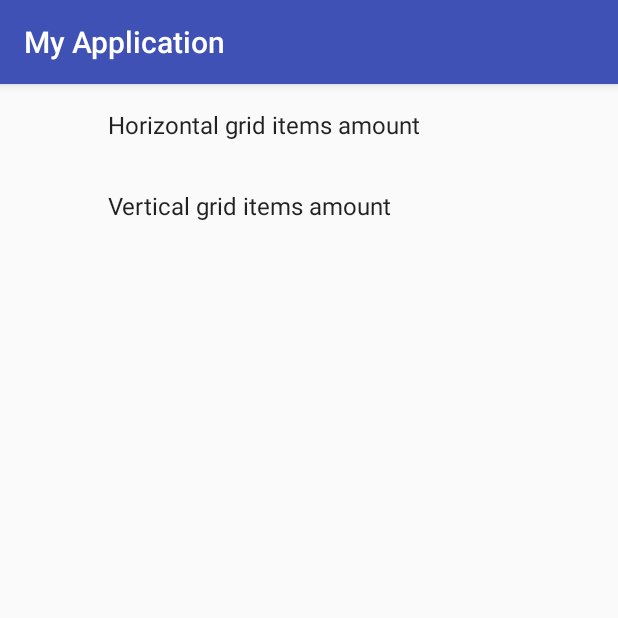
After one commit to rafald121/PopularMovies, an Android app: the SettingsActivity screen opened directly, with no data from a screen before it, on a phone screen of 412 x 824 dp, the top half of it. The commit adds this screen. Run offline under Robolectric (Android 15) with nearby library versions, the phone set to English and light mode, and no system bars; our stand-ins replace androidx.preference.

Commit message:
add settings files

```diff
--- a/app/build.gradle
+++ b/app/build.gradle
@@ -29,6 +29,7 @@ dependencies {
     compile 'com.jakewharton:butterknife:8.5.1'
     compile 'com.android.support.constraint:constraint-layout:1.0.0-beta5'
     compile 'com.android.support:recyclerview-v7:25.1.0'
+    compile 'com.android.support:preference-v7:25.0.1'
     compile 'com.github.bumptech.glide:glide:3.7.0'
     annotationProcessor 'com.jakewharton:butterknife-compiler:8.5.1'
 
--- a/app/src/main/AndroidManifest.xml
+++ b/app/src/main/AndroidManifest.xml
@@ -30,6 +30,9 @@
 
         </activity>
 
+        <activity android:name=".Settings.SettingsActivity"/>
+
+
         <provider
             android:authorities="com.example.admin.myapplication"
             android:name="com.example.admin.myapplication.Database.MovieDbProvider"
--- /dev/null
+++ b/app/src/main/java/com/example/admin/myapplication/Settings/SettingsActivity.java
@@ -0,0 +1,41 @@
+package com.example.admin.myapplication.Settings;
+
+import android.os.Bundle;
+import android.support.annotation.Nullable;
+import android.support.v7.app.AppCompatActivity;
+import android.view.MenuItem;
+
+import com.example.admin.myapplication.R;
+
+/**
+ * Created by admin on 20.04.2017.
+ */
+
+public class SettingsActivity extends AppCompatActivity{
+
+    @Override
+    protected void onCreate(@Nullable Bundle savedInstanceState) {
+
+        super.onCreate(savedInstanceState);
+
+        setContentView(R.layout.activity_settings);
+
+        //TODO co zmienia sprawdzic
+
+//        getSupportActionBar().setDisplayHomeAsUpEnabled(true);
+
+    }
+
+    @Override
+    public boolean onOptionsItemSelected(MenuItem item) {
+
+        int id = item.getItemId();
+
+        if(id == android.R.id.home){
+            onBackPressed();
+            return true;
+        }
+
+        return super.onOptionsItemSelected(item);
+    }
+}
--- /dev/null
+++ b/app/src/main/java/com/example/admin/myapplication/Settings/SettingsFragment.java
@@ -0,0 +1,26 @@
+package com.example.admin.myapplication.Settings;
+
+import android.content.SharedPreferences;
+import android.os.Bundle;
+import android.support.v7.preference.PreferenceFragmentCompat;
+
+import com.example.admin.myapplication.R;
+
+/**
+ * Created by admin on 20.04.2017.
+ */
+
+public class SettingsFragment extends PreferenceFragmentCompat implements SharedPreferences.OnSharedPreferenceChangeListener{
+
+    @Override
+    public void onSharedPreferenceChanged(SharedPreferences sharedPreferences, String key) {
+
+    }
+
+    @Override
+    public void onCreatePreferences(Bundle savedInstanceState, String rootKey) {
+        addPreferencesFromResource(R.xml.settings);
+        SharedPreferences sharedPreferences = getPreferenceScreen().getSharedPreferences();
+
+    }
+}
--- a/app/src/main/res/values/strings.xml
+++ b/app/src/main/res/values/strings.xml
@@ -1,23 +1,37 @@
 <resources>
     <string name="app_name">My Application</string>
-
+<!--MENU ITEMS -->
     <string name="sort_by_popular">Sort by popular</string>
     <string name="sort_by_top_rated">Sort by top rated</string>
     <string name="sort_by_favourite">Sort by favourite</string>
     <string name="reload_data">Reload data</string>
-
+<!--ACTION BAR TITLES-->
     <string name="actionbar_title_top_rated">Top rated</string>
     <string name="actionbar_title_most_popular">Most popular</string>
     <string name="actionbar_title_connection_error">Connection Error</string>
 
     <string name="refresh_error">Refresh</string>
-
+<!--HEADERS-->
     <string name="header_title">Title</string>
     <string name="header_release_date">Release Date</string>
     <string name="header_vote_avarage">Vote Avarage</string>
     <string name="header_plot_synopsis">Plot synopsis</string>
-
+<!--ERRORS-->
     <string name="error_message_no_connection">No inthernet connection</string>
     <string name="error_message_list_is_null">Cannot fetch data from internet, list is null</string>
     <string name="error_message_bad_url_syntax">Bad syntax of URL</string>
+
+    <!--SETTINGS-->
+    <string name="main_activity_menu_settings">Settings</string>
+
+    <string name="settings_horizontal_grid_items_default">5</string>
+    <string name="settings_vertical_grid_items_default">3</string>
+
+    <string name="settings_horizontal_grid_items_title">Horizontal grid items amount</string>
+    <string name="settings_vertical_grid_items_title">Vertical grid items amount</string>
+
+    <string name="settings_horizontal_grid_items_key">horizontal_grid_items</string>
+    <string name="settings_vertical_grid_items_key">vertical_grid_items</string>
+
+
 </resources>
--- /dev/null
+++ b/app/src/main/res/xml/settings.xml
@@ -0,0 +1,22 @@
+<?xml version="1.0" encoding="utf-8"?>
+<PreferenceScreen
+    xmlns:android="http://schemas.android.com/apk/res/android"
+    android:layout_width="match_parent"
+    android:layout_height="match_parent">
+
+    <EditTextPreference
+        android:defaultValue="@string/settings_horizontal_grid_items_default"
+        android:inputType="numberDecimal"
+        android:key="@string/settings_horizontal_grid_items_key"
+        android:title="@string/settings_horizontal_grid_items_title"/>
+        <!--TODO SINGLE LINECO TO -->
+        <!--android:singleLine="true"-->
+
+    <EditTextPreference
+        android:defaultValue="@string/settings_vertical_grid_items_default"
+        android:inputType="numberDecimal"
+        android:key="@string/settings_vertical_grid_items_key"
+        android:title="@string/settings_vertical_grid_items_title"/>
+    />
+
+</PreferenceScreen>
```
Also changed, not shown: app/src/main/java/com/example/admin/myapplication/Activities/MainActivity.java (+13 -0 lines), app/src/main/res/layout/activity_settings.xml (added, +7 -0 lines), app/src/main/res/menu/main.xml (+8 -0 lines).
